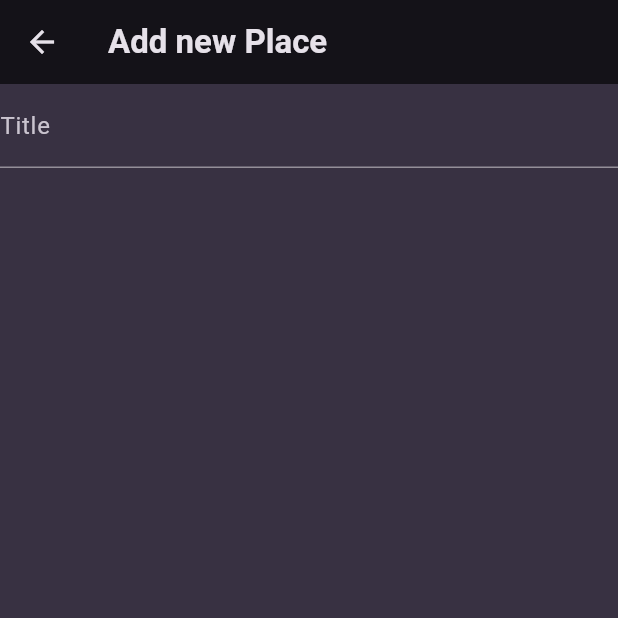
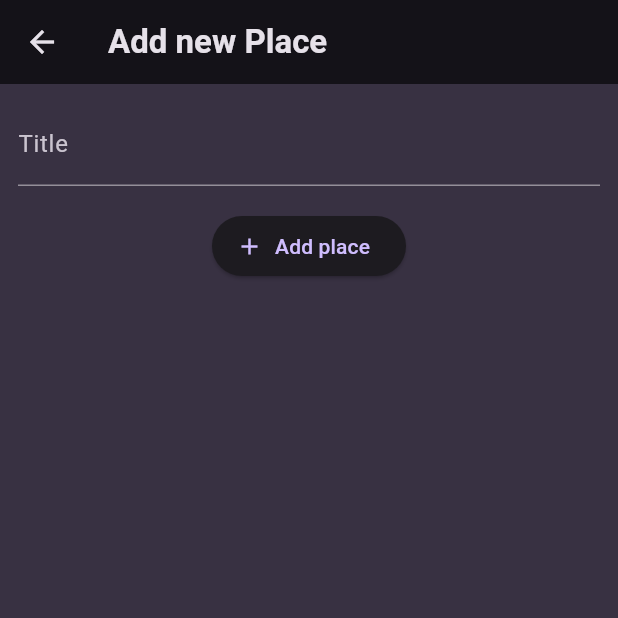
Before and after one commit to hoosamMr/favorite_places, a Flutter app: the AddPlaceScreen screen opened directly, on a phone screen of 412 x 824 dp, the top half of it. Run offline on Flutter 3.47's test engine with Material 3 defaults, Android fonts, the phone set to English and light mode, and no system bars; our stand-ins replace google_fonts.

Commit message:
connecting the add_place to Places

```diff
--- a/lib/screens/add_place.dart
+++ b/lib/screens/add_place.dart
@@ -9,28 +9,40 @@ class AddPlaceScreen extends StatefulWidget {
 
 class _AddPlaceScreen extends State<AddPlaceScreen> {
   final _titleController = TextEditingController();
+
   @override
   void dispose() {
     _titleController.dispose();
     super.dispose();
+  }
 
-  }
   @override
   Widget build(BuildContext context) {
-    return Scaffold(
+    return GestureDetector(
+      onTap: ()=>FocusManager.instance.primaryFocus?.unfocus(),
+      child: Scaffold(
         appBar: AppBar(
           title: const Text('Add new Place'),
         ),
         body: SingleChildScrollView(
+          padding: const EdgeInsets.all(12),
           child: Column(
             children: [
               TextField(
-              decoration: const InputDecoration(
-                labelText: 'Title'
+                decoration: const InputDecoration(labelText: 'Title'),
+                controller: _titleController,
+
               ),
-              controller: _titleController,
-            )
+              const SizedBox(height: 16),
+              ElevatedButton.icon(
+                onPressed: () {},
+                icon: const Icon(Icons.add),
+                label: const Text(
+                  'Add place',
+                ),
+              ),
             ],
+          ),
         ),
       ),
     );
--- a/lib/screens/places.dart
+++ b/lib/screens/places.dart
@@ -1,3 +1,4 @@
+import 'package:favorite_places/screens/add_place.dart';
 import 'package:favorite_places/widgets/places_list.dart';
 import 'package:flutter/material.dart';
 
@@ -11,7 +12,11 @@ class PlacesScreen extends StatelessWidget {
         title: const Text('Your places'),
         actions: [
           IconButton(
-            onPressed: () {},
+            onPressed: () {
+              //Navigator.push(context,MaterialPageRoute(builder: (ctx) => const AddPlaceScreen()));//mycode
+              /*Maximilian code*/
+              Navigator.of(context).push(MaterialPageRoute(builder: (ctx)=>const AddPlaceScreen()));
+            },
             icon: const Icon(Icons.add),
           ),
         ],
```
Lines whose indentation alone changed are shown as unchanged.
